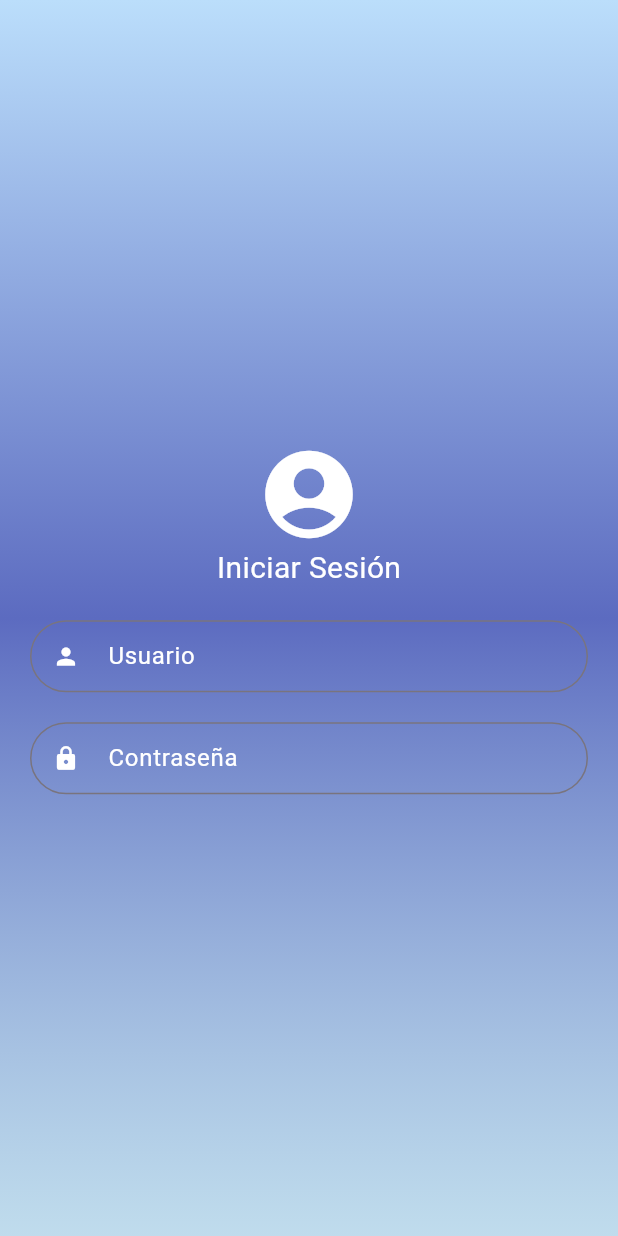
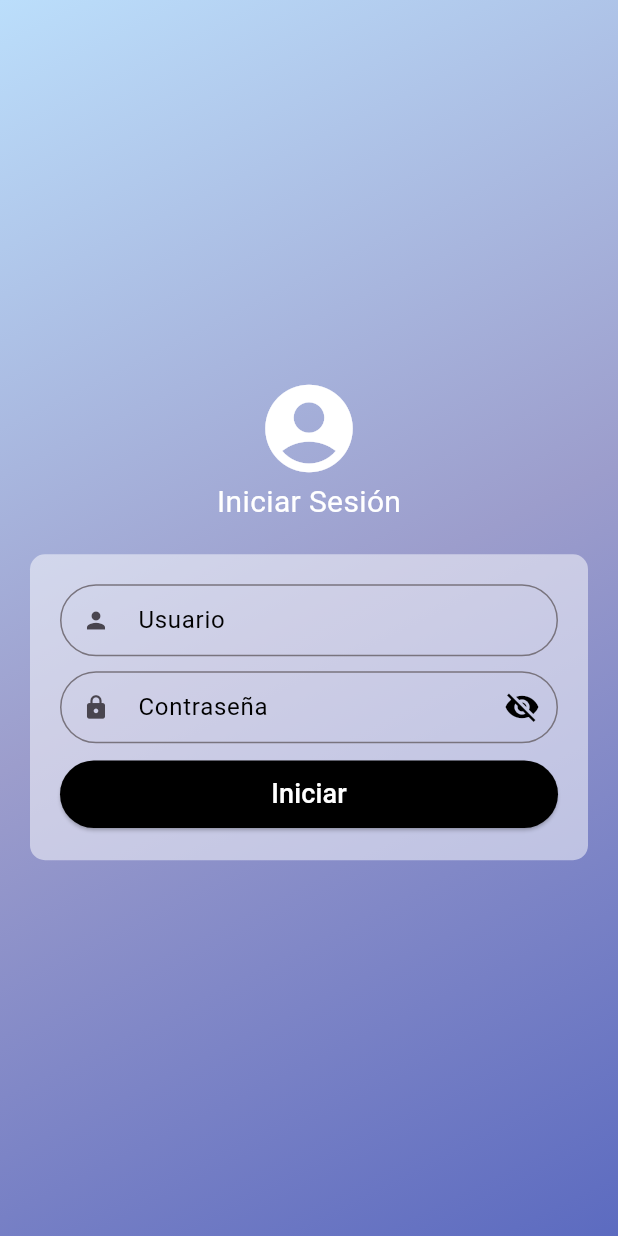
Before and after one commit to aleydacv/inspection_app, a Flutter app: the screen it shows after launch, on a phone screen of 412 x 824 dp. Run offline on Flutter 3.47's test engine with Material 3 defaults, Android fonts, the phone set to English and light mode, and no system bars; our stand-ins replace flutter_rating_bar, flutter_screenutil, sqflite; accounts and stored records are empty.

Commit message:
added second login design and added a custom button widget

```diff
--- a/lib/main.dart
+++ b/lib/main.dart
@@ -20,7 +20,7 @@ class MyApp extends StatelessWidget {
           theme: ThemeData(
             scaffoldBackgroundColor: const Color(0xFFF6F5FA),
           ),
-          home: const Login(),
+          home: const LoginPage(),
         );
       },
     );
--- a/lib/screens/login.dart
+++ b/lib/screens/login.dart
@@ -1,13 +1,21 @@
 import 'package:flutter/material.dart';
+import 'package:inspection_app/widget/custom_button.dart';
 import 'package:inspection_app/widget/general_input_fiel.dart';
 
-class Login extends StatelessWidget {
-  const Login({super.key});
+class LoginPage extends StatelessWidget {
+  const LoginPage({super.key});
 
   @override
   Widget build(BuildContext context) {
+    final formKey = GlobalKey<FormState>();
     final user = TextEditingController();
     final password = TextEditingController();
+    void submitForm() {
+      if (formKey.currentState!.validate()) {
+        print("sin errores");
+      }
+    }
+
     return Scaffold(
       //backgroundColor: Colors.indigoAccent.shade100,
       body: Container(
@@ -15,14 +23,16 @@ class Login extends StatelessWidget {
             gradient: LinearGradient(
           colors: [
             Colors.blue.shade100,
+            const Color.fromRGBO(156, 157, 204, 1.0),
             Colors.indigo.shade400,
-            Color.fromARGB(156, 157, 204, 228)
           ],
-          begin: Alignment.topCenter,
-          end: Alignment.bottomCenter,
+          begin: Alignment.topLeft,
+          end: Alignment.bottomRight,
         )),
         child: Padding(
           padding: const EdgeInsets.all(20.0),
+          child: Form(
+            key: formKey,
             child: Column(
               mainAxisAlignment: MainAxisAlignment.center,
               children: [
@@ -34,16 +44,39 @@ class Login extends StatelessWidget {
                 const SizedBox(
                   height: 20,
                 ),
+                Container(
+                  decoration: BoxDecoration(
+                    color: Colors.white.withOpacity(0.5),
+                    borderRadius: BorderRadius.circular(10),
+                  ),
+                  child: Padding(
+                    padding: const EdgeInsets.all(20.0),
+                    child: Column(
+                      mainAxisAlignment: MainAxisAlignment.center,
+                      children: [
                         GeneralInputField(
-                  controller: user, hintText: "Usuario", icon: Icons.person),
-              const SizedBox(
-                height: 20,
+                          controller: user,
+                          hintText: "Usuario",
+                          icon: Icons.person,
+                          isPassword: false,
                         ),
                         GeneralInputField(
                           controller: password,
                           hintText: "Contraseña",
-                  icon: Icons.lock_rounded),
+                          icon: Icons.lock_rounded,
+                          isPassword: true,
+                        ),
+                        CustomButton(
+                            title: 'Iniciar',
+                            onPressed: submitForm,
+                            colorButton: Colors.black,
+                            colorText: Colors.white)
                       ],
+                    ),
+                  ),
+                ),
+              ],
+            ),
           ),
         ),
       ),
--- /dev/null
+++ b/lib/widget/custom_button.dart
@@ -0,0 +1,28 @@
+import 'package:flutter/material.dart';
+
+class CustomButton extends StatelessWidget {
+  final String title;
+  final Color colorButton;
+  final Color colorText;
+  final VoidCallback onPressed;
+  const CustomButton(
+      {super.key,
+      required this.title,
+      required this.onPressed,
+      required this.colorButton,
+      required this.colorText});
+
+  @override
+  Widget build(BuildContext context) {
+    return ElevatedButton(
+      onPressed: onPressed,
+      style: ButtonStyle(
+          minimumSize: const WidgetStatePropertyAll(Size.fromHeight(45)),
+          backgroundColor: WidgetStatePropertyAll(colorButton)),
+      child: Text(
+        title,
+        style: TextStyle(color: colorText, fontSize: 18),
+      ),
+    );
+  }
+}
--- a/lib/widget/general_input_fiel.dart
+++ b/lib/widget/general_input_fiel.dart
@@ -4,35 +4,67 @@ class GeneralInputField extends StatefulWidget {
   final TextEditingController controller;
   final String hintText;
   final IconData icon;
+  final bool isPassword;
+  final Icon? suffixIcon;
   const GeneralInputField(
       {super.key,
       required this.controller,
       required this.hintText,
-      required this.icon});
+      required this.icon,
+      required this.isPassword,
+      this.suffixIcon});
 
   @override
   State<GeneralInputField> createState() => _GeneralInputFieldState();
 }
 
 class _GeneralInputFieldState extends State<GeneralInputField> {
+  bool _obscureText = true;
   @override
   Widget build(BuildContext context) {
-    return TextFormField(
+    return Column(
+      children: [
+        TextFormField(
+          obscureText: widget.isPassword ? _obscureText : false,
           controller: widget.controller,
           decoration: InputDecoration(
               prefixIcon: Icon(
                 widget.icon,
                 size: 18,
               ),
-          prefixIconColor: Colors.white,
+              suffixIcon: widget.isPassword
+                  ? IconButton(
+                      onPressed: () {
+                        setState(() {
+                          _obscureText = !_obscureText;
+                        });
+                      },
+                      icon: Icon(
+                        _obscureText ? Icons.visibility_off : Icons.visibility,
+                        color: Colors.black,
+                      ))
+                  : widget.suffixIcon,
+
+              //prefixIconColor: Colors.white,
               hintText: widget.hintText,
-          hintStyle: const TextStyle(color: Colors.white, fontSize: 16),
+              hintStyle: const TextStyle(color: Colors.black, fontSize: 16),
               border: const OutlineInputBorder(
                   borderSide: BorderSide(color: Colors.white),
                   borderRadius: BorderRadius.all(Radius.circular(25)),
                   gapPadding: 3),
               labelStyle: const TextStyle(fontWeight: FontWeight.bold),
               contentPadding: const EdgeInsets.all(2)),
+          validator: (value) {
+            if (value == null || value.isEmpty) {
+              return 'Ingrese los datos correspondientes';
+            }
+            return null;
+          },
+        ),
+        const SizedBox(
+          height: 10,
+        ),
+      ],
     );
   }
 }
--- a/pubspec.yaml
+++ b/pubspec.yaml
@@ -40,6 +40,7 @@ dependencies:
   sqflite: ^2.3.3+1
   path: ^1.9.0
   flutter_screenutil: ^5.0.0+2
+  http: ^1.2.1
 
 
 dev_dependencies:
```
Also changed, not shown: lib/screens/new_inspection/components/form/form_screen.dart (+12 -22 lines), pubspec.lock. Lines whose indentation alone changed are shown as unchanged.
